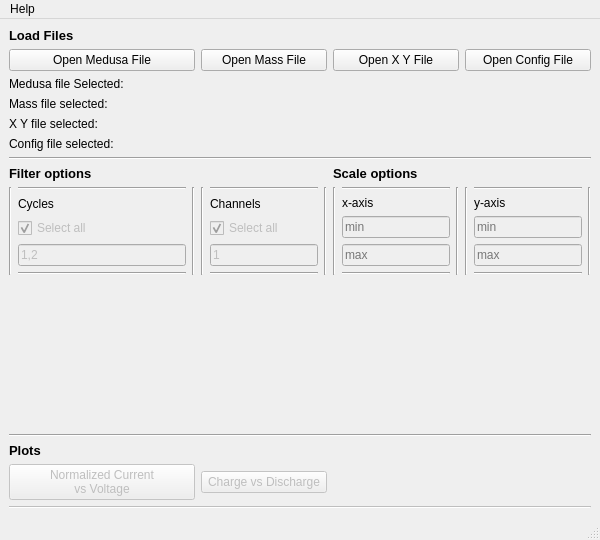
abdullahsumbal/data-analysis, file karlie/view/app.ui: the form before one commit.
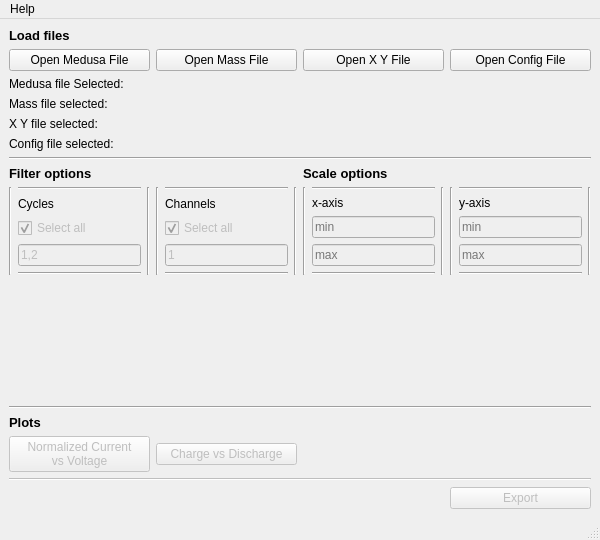
The form after the commit.

Commit message: added export feature

What changed in the file:
```diff
--- a/karlie/view/app.ui
+++ b/karlie/view/app.ui
@@ -28,7 +28,7 @@
   <widget class="QWidget" name="centralwidget">
    <layout class="QVBoxLayout" name="verticalLayout">
     <item>
-     <layout class="QGridLayout" name="gridLayout" rowstretch="0,0,0,0,0,0,0,0,0,0,0,0,0,0,0,0" columnstretch="1,0,0,0">
+     <layout class="QGridLayout" name="gridLayout" rowstretch="0,0,0,0,0,0,0,0,0,0,0,0,0,0,0,0,0" columnstretch="1,1,1,1">
       <property name="sizeConstraint">
        <enum>QLayout::SetNoConstraint</enum>
       </property>
@@ -182,7 +182,7 @@
          </font>
         </property>
         <property name="text">
-         <string>Load Files</string>
+         <string>Load files</string>
         </property>
        </widget>
       </item>
@@ -483,6 +483,16 @@
         </property>
        </widget>
       </item>
+      <item row="16" column="3">
+       <widget class="QPushButton" name="button_export">
+        <property name="enabled">
+         <bool>false</bool>
+        </property>
+        <property name="text">
+         <string>Export</string>
+        </property>
+       </widget>
+      </item>
      </layout>
     </item>
    </layout>
```
The commit also changes 4 other files.
